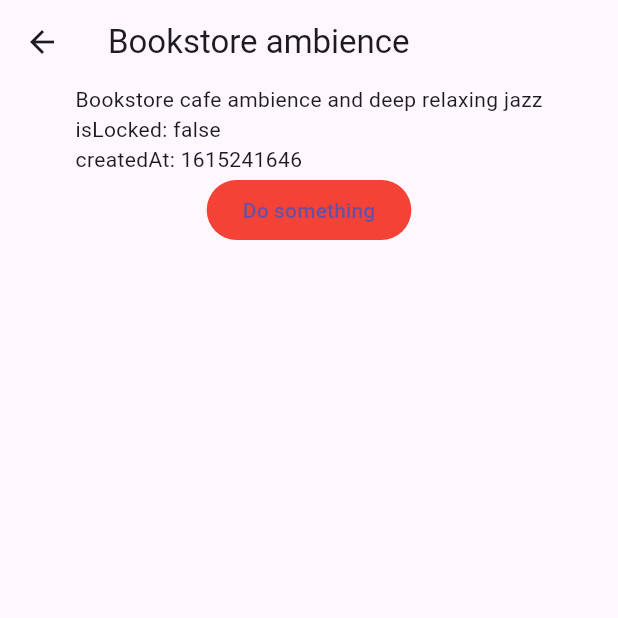
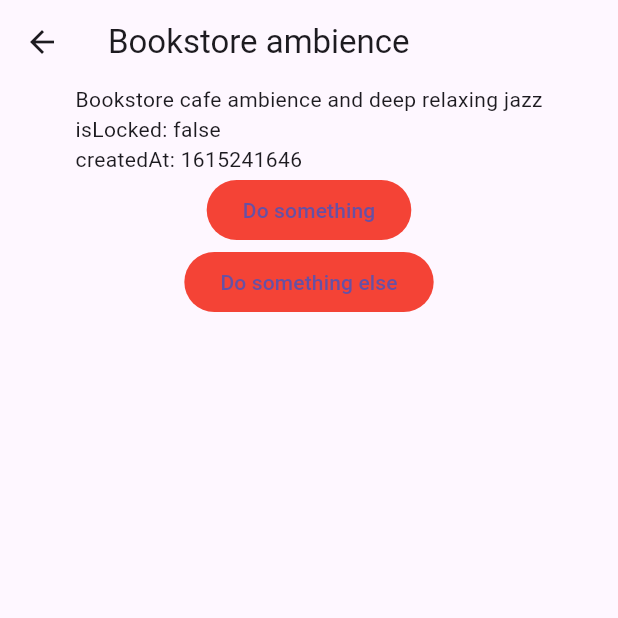
Before and after one commit to shivgadhia/flutter_boilerplate, a Flutter app: the screen it shows after launch, after a tap on "Bookstore ambience", on a phone screen of 412 x 824 dp, the top half of it. Run offline on Flutter 3.47's test engine with Material 3 defaults, Android fonts, the phone set to English and light mode, and no system bars; our stand-ins replace equatable; network calls fail.

Commit message:
Adds view events support to baseViewModel

```diff
--- a/lib/core/ui/base_viewmodel.dart
+++ b/lib/core/ui/base_viewmodel.dart
@@ -1,9 +1,12 @@
 import 'dart:async';
 
-abstract class BaseViewModel<T extends ViewState> {
+abstract class BaseViewModel<T extends ViewState, E extends ViewEvent> {
   final _stateController = StreamController<T>();
+  final _eventsController = StreamController<E>.broadcast();
 
   Stream<T> get viewState => _stateController.stream;
+
+  Stream<E> get viewEvents => _eventsController.stream;
 
   T? currentState;
 
@@ -26,9 +29,19 @@ abstract class BaseViewModel<T extends ViewState> {
     }
   }
 
+  void sendViewEvent(E event) async {
+    if (!_eventsController.isClosed) {
+      _eventsController.add(event);
+    }
+  }
+
   void dispose() {
+    viewEvents.listen((_) {}).cancel(); // Ensure proper unsubscription to avoid memory leaks
     _stateController.close();
+    _eventsController.close();
   }
 }
 
 abstract class ViewState {}
+
+abstract class ViewEvent {}
--- a/lib/feature/details/ui/content_details.dart
+++ b/lib/feature/details/ui/content_details.dart
@@ -20,31 +20,50 @@ class ContentDetails extends StatefulWidget {
 }
 
 class _ContentDetailsState extends State<ContentDetails> {
+  late ContentDetailsViewModel _vm;
+
+  @override
+  void dispose() {
+    _vm.dispose();
+    super.dispose();
+  }
+
   @override
   Widget build(BuildContext context) {
     final args = widget._navigation.getArgs(context);
-    var viewModel = ContentDetailsViewModel(
+    _vm = ContentDetailsViewModel(
         id: args.get(ScreenArguments.keyContentId),
         repo: RealContentDetailsRepository(
             dataSource: LocalJsonFileContentDetailsDataSource()));
+
+    _vm.viewEvents.listen((event) {
+      if (event is ShowSnackbarMessage) {
+        ScaffoldMessenger.of(context)
+            .showSnackBar(SnackBar(content: Text(event.message)));
+      }
+    });
+
     return BaseViewModelScaffold.defaultScaffold(
-      createViewModel: (_) => viewModel,
+      createViewModel: (_) => _vm,
       contentView: (context, viewState) =>
           _buildContent(viewState, onButtonClick: () {
-        viewModel.doSomething();
+        _vm.doSomething();
+      }, onButton2Click: () {
+        _vm.doSomethingElse();
       }),
     );
   }
 
   Widget _buildContent(DetailsUiState uiState,
-      {required Function() onButtonClick}) {
+      {required Function() onButtonClick, required Function() onButton2Click}) {
     return Scaffold(
       appBar: AppBar(title: Text(uiState.screenTitle)),
-      body: _buildUiState(uiState, onButtonClick),
+      body: _buildUiState(uiState, onButtonClick, onButton2Click),
     );
   }
 
-  Widget _buildUiState(DetailsUiState uiState, Function() onButtonClick) {
+  Widget _buildUiState(DetailsUiState uiState, Function() onButtonClick,
+      Function() onButton2Click) {
     switch (uiState.runtimeType) {
       case InitialDetailsViewState:
         {
@@ -59,6 +78,14 @@ class _ContentDetailsState extends State<ContentDetails> {
                     elevation: 0,
                   ),
                   onPressed: onButtonClick,
+                ),
+                ElevatedButton(
+                  child: Text(uiState.cta2Text),
+                  style: ElevatedButton.styleFrom(
+                    primary: Colors.red,
+                    elevation: 0,
+                  ),
+                  onPressed: onButton2Click,
                 ),
               ],
             ),
--- a/lib/feature/details/ui/content_details_viewmodel.dart
+++ b/lib/feature/details/ui/content_details_viewmodel.dart
@@ -4,7 +4,7 @@ import 'package:flutter_boilerplate/core/ui/base_viewmodel.dart';
 import 'package:flutter_boilerplate/feature/details/domain/model/content_detail.dart';
 import 'package:flutter_boilerplate/feature/details/domain/repository/content_details_repository.dart';
 
-class ContentDetailsViewModel extends BaseViewModel<DetailsUiState> {
+class ContentDetailsViewModel extends BaseViewModel<DetailsUiState, ViewEvent> {
   final ContentDetailsRepository _repo;
   final String _id;
 
@@ -17,7 +17,7 @@ class ContentDetailsViewModel extends BaseViewModel<DetailsUiState> {
   Future<DetailsUiState> initialState() async {
     return await _repo.getContentDetail(_id).then(
         (ContentDetail result) => InitialDetailsViewState(result.title,
-            details: result.toDisplayValue(), ctaText: "Do something"),
+            details: result.toDisplayValue(), ctaText: "Do something", cta2Text: "Do something else"),
         onError: (e) => ErrorViewState("Oops",
             errorMessage: "There was a problem loading content id: $_id"));
   }
@@ -30,6 +30,10 @@ class ContentDetailsViewModel extends BaseViewModel<DetailsUiState> {
     setState(SecondDetailsViewState("Yay",
         details: "You clicked the button... the view state changed."));
   }
+
+  void doSomethingElse() async {
+    sendViewEvent(ShowSnackbarMessage(message: "hello snackbar!"));
+  }
 }
 
 abstract class DetailsUiState extends ViewState {
@@ -41,9 +45,10 @@ abstract class DetailsUiState extends ViewState {
 class InitialDetailsViewState extends DetailsUiState {
   final String details;
   final String ctaText;
+  final String cta2Text;
 
   InitialDetailsViewState(String screenTitle,
-      {required this.details, required this.ctaText})
+      {required this.details, required this.ctaText, required this.cta2Text})
       : super(screenTitle);
 }
 
@@ -69,3 +74,9 @@ extension _ContentDetailMapper on ContentDetail {
   String toDisplayValue() =>
       "$description\nisLocked: $locked\ncreatedAt: $createdAt";
 }
+
+class ShowSnackbarMessage extends ViewEvent {
+  final String message;
+
+  ShowSnackbarMessage({required this.message});
+}
--- a/lib/feature/home/ui/home_viewmodel.dart
+++ b/lib/feature/home/ui/home_viewmodel.dart
@@ -4,7 +4,7 @@ import 'package:flutter_boilerplate/core/ui/base_viewmodel.dart';
 import '../domain/model/content.dart';
 import '../domain/repository/home_content_repository.dart';
 
-class HomeViewModel extends BaseViewModel<HomeUiState> {
+class HomeViewModel extends BaseViewModel<HomeUiState, ViewEvent> {
   final HomeContentRepository _repo;
 
   HomeViewModel({required HomeContentRepository repo}) : _repo = repo;
--- a/lib/feature/splash/ui/splash_viewmodel.dart
+++ b/lib/feature/splash/ui/splash_viewmodel.dart
@@ -1,7 +1,7 @@
 import 'package:equatable/equatable.dart';
 import 'package:flutter_boilerplate/core/ui/base_viewmodel.dart';
 
-class SplashViewModel extends BaseViewModel<SplashState> {
+class SplashViewModel extends BaseViewModel<SplashState, ViewEvent> {
   SplashViewModel();
 
   @override
```
Also changed, not shown: pubspec.lock.
